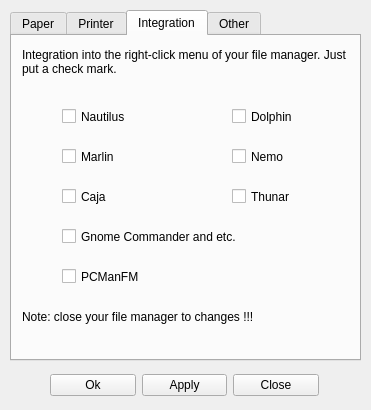
This is pagesetup.ui in viktand/vap4 as Qt 5 draws it before an edit. The edited form follows.
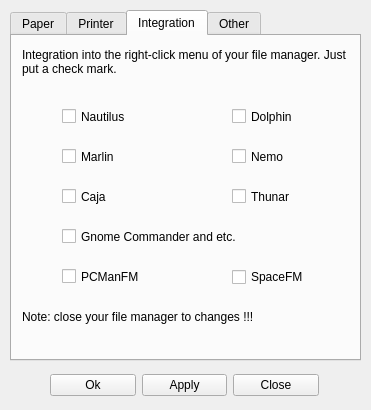
This is the edited form. The open tabs and pages were chosen to show the change. Icons and pictures are not drawn.

```diff
--- a/pagesetup.ui
+++ b/pagesetup.ui
@@ -219,22 +219,6 @@
        </rect>
       </property>
      </widget>
-     <widget class="QCheckBox" name="checkBox_2">
-      <property name="geometry">
-       <rect>
-        <x>10</x>
-        <y>80</y>
-        <width>251</width>
-        <height>21</height>
-       </rect>
-      </property>
-      <property name="text">
-       <string>Color (if possible)</string>
-      </property>
-      <property name="checked">
-       <bool>true</bool>
-      </property>
-     </widget>
      <widget class="QLabel" name="label_7">
       <property name="geometry">
        <rect>
@@ -693,6 +677,38 @@
        <string>Note: close your file manager to changes !!!</string>
       </property>
      </widget>
+     <widget class="QLabel" name="label_27">
+      <property name="geometry">
+       <rect>
+        <x>180</x>
+        <y>220</y>
+        <width>32</width>
+        <height>32</height>
+       </rect>
+      </property>
+      <property name="text">
+       <string/>
+      </property>
+      <property name="pixmap">
+       <pixmap resource="res.qrc">:/new/prefix1/spacefm</pixmap>
+      </property>
+      <property name="scaledContents">
+       <bool>true</bool>
+      </property>
+     </widget>
+     <widget class="QCheckBox" name="checkBox_2">
+      <property name="geometry">
+       <rect>
+        <x>220</x>
+        <y>230</y>
+        <width>101</width>
+        <height>22</height>
+       </rect>
+      </property>
+      <property name="text">
+       <string>SpaceFM</string>
+      </property>
+     </widget>
     </widget>
     <widget class="QWidget" name="tab_4">
      <attribute name="title">
```
Left out of the diff: 10 changed lines with no effect on the pictures.
